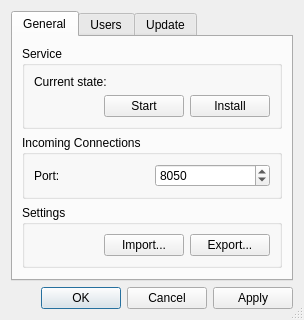
Before: the Qt Designer form source/host/ui/config_dialog.ui in dchapyshev/aspia, drawn with Qt 5.
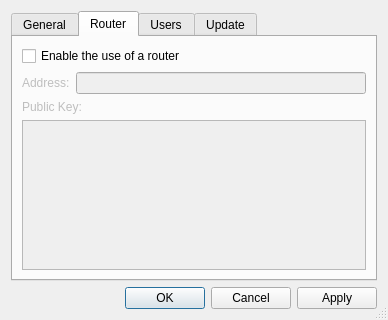
After: the same form once the commit is applied. The open tabs and pages were chosen to show the change. Icons and pictures are not drawn.

Commit message: Implemented UI for router configuration. Implemented getting peer ID (not completed yet).

Diff of the .ui file:
```diff
--- a/source/host/ui/config_dialog.ui
+++ b/source/host/ui/config_dialog.ui
@@ -6,7 +6,7 @@
    <rect>
     <x>0</x>
     <y>0</y>
-    <width>304</width>
+    <width>388</width>
     <height>296</height>
    </rect>
   </property>
@@ -154,6 +154,58 @@
        </item>
       </layout>
      </widget>
+     <widget class="QWidget" name="tab_router">
+      <attribute name="title">
+       <string>Router</string>
+      </attribute>
+      <layout class="QVBoxLayout" name="verticalLayout_5">
+       <item>
+        <widget class="QCheckBox" name="checkbox_enable_router">
+         <property name="text">
+          <string>Enable the use of a router</string>
+         </property>
+        </widget>
+       </item>
+       <item>
+        <layout class="QHBoxLayout" name="horizontalLayout_5">
+         <item>
+          <widget class="QLabel" name="label_router_address">
+           <property name="enabled">
+            <bool>false</bool>
+           </property>
+           <property name="text">
+            <string>Address:</string>
+           </property>
+          </widget>
+         </item>
+         <item>
+          <widget class="QLineEdit" name="edit_router_address">
+           <property name="enabled">
+            <bool>false</bool>
+           </property>
+          </widget>
+         </item>
+        </layout>
+       </item>
+       <item>
+        <widget class="QLabel" name="label_router_public_key">
+         <property name="enabled">
+          <bool>false</bool>
+         </property>
+         <property name="text">
+          <string>Public Key:</string>
+         </property>
+        </widget>
+       </item>
+       <item>
+        <widget class="QPlainTextEdit" name="edit_router_public_key">
+         <property name="enabled">
+          <bool>false</bool>
+         </property>
+        </widget>
+       </item>
+      </layout>
+     </widget>
      <widget class="QWidget" name="tab_users">
       <attribute name="title">
        <string>Users</string>
```
Left out of the diff: 2 changed lines with no effect on the pictures. The commit also changes 23 other files.
